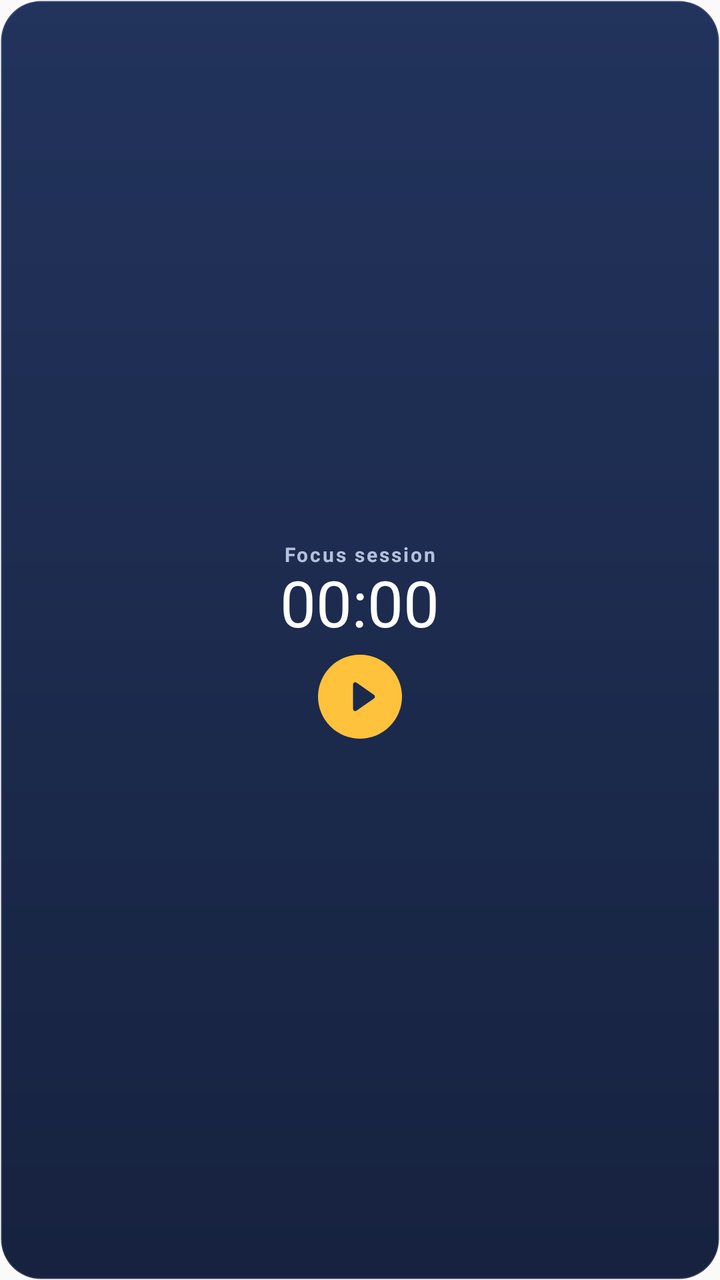
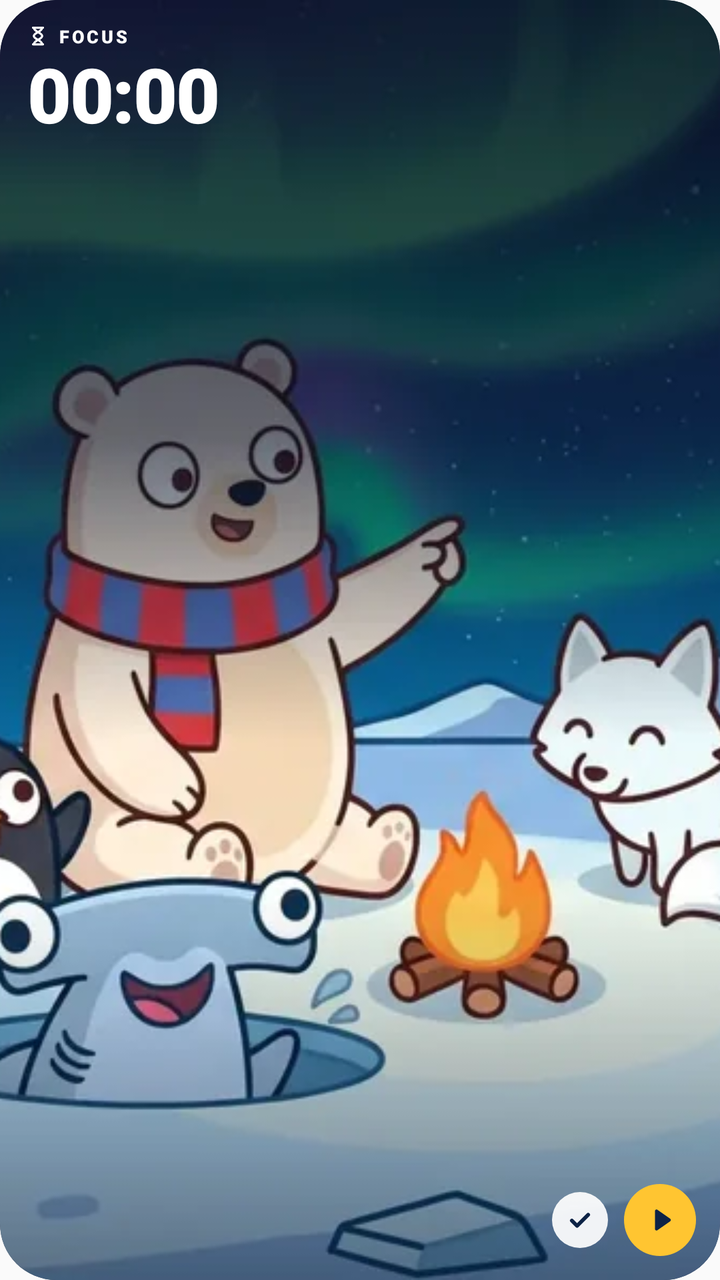

Before-and-after screenshots of an Android layout around one commit, followed by the original layout XML and the change that was made.
<!-- AndroidManifest.xml: another module's application theme AppTheme -->
<!-- res/layout/fp_widget_small.xml -->
<?xml version="1.0" encoding="utf-8"?>
<LinearLayout xmlns:android="http://schemas.android.com/apk/res/android"
    android:id="@+id/fp_card"
    android:layout_width="match_parent"
    android:layout_height="match_parent"
    android:background="@drawable/fp_card_dark"
    android:gravity="center"
    android:orientation="vertical"
    android:padding="10dp">

    <TextView
        android:id="@+id/fp_mode"
        android:layout_width="wrap_content"
        android:layout_height="wrap_content"
        android:letterSpacing="0.1"
        android:maxLines="1"
        android:text="@string/fp_mode_study"
        android:textColor="#CCDCE6FF"
        android:textSize="10sp"
        android:textStyle="bold" />

    <Chronometer
        android:id="@+id/fp_time"
        style="@style/FpTime"
        android:layout_width="wrap_content"
        android:layout_height="wrap_content"
        android:includeFontPadding="false"
        android:textColor="#FFFFFFFF"
        android:textSize="32sp" />

    <ImageButton
        android:id="@+id/fp_toggle"
        android:layout_width="42dp"
        android:layout_height="42dp"
        android:layout_marginTop="6dp"
        android:background="@drawable/fp_btn_main"
        android:contentDescription="@string/fp_start"
        android:padding="10dp"
        android:scaleType="fitCenter"
        android:src="@drawable/fp_ic_play" />
</LinearLayout>
<!-- resources referenced by this layout -->
<resources>
  <!-- drawable fp_btn_main (drawable) -->
  <?xml version="1.0" encoding="utf-8"?>
  <shape xmlns:android="http://schemas.android.com/apk/res/android" android:shape="oval">
      <solid android:color="#FFFFC23D" />
  </shape>
  <!-- drawable fp_card_dark (drawable) -->
  <?xml version="1.0" encoding="utf-8"?>
  <shape xmlns:android="http://schemas.android.com/apk/res/android" android:shape="rectangle">
      <corners android:radius="20dp" />
      <gradient android:angle="270" android:startColor="#FF22335C" android:endColor="#FF16223F" />
      <stroke android:width="1dp" android:color="#26FFFFFF" />
  </shape>
  <!-- drawable fp_ic_play (drawable) -->
  <?xml version="1.0" encoding="utf-8"?>
  <vector xmlns:android="http://schemas.android.com/apk/res/android"
      android:width="24dp" android:height="24dp" android:viewportWidth="24" android:viewportHeight="24">
      <path android:fillColor="#FF1B2A4A" android:pathData="M8.2 5.3a1.2 1.2 0 0 1 1.8-1l9.6 6.7a1.2 1.2 0 0 1 0 2L10 19.7a1.2 1.2 0 0 1-1.8-1z" />
  </vector>
  <string name="fp_mode_study">Focus session</string>
  <string name="fp_start">Start</string>
  <style name="FpTime">
          <item name="android:fontFamily">sans-serif-black</item>
      </style>
  <style name="AppTheme" parent="Theme.AppCompat.Light.DarkActionBar">
          
          <item name="colorPrimary">@color/colorPrimary</item>
          <item name="colorPrimaryDark">@color/colorPrimaryDark</item>
          <item name="colorAccent">@color/colorAccent</item>
      </style>
</resources>

<!-- the commit's change to res/layout/fp_widget_small.xml (unified diff, before → after) -->
@@ -1,41 +1,95 @@
 <?xml version="1.0" encoding="utf-8"?>
-<LinearLayout xmlns:android="http://schemas.android.com/apk/res/android"
-    android:id="@+id/fp_card"
+<FrameLayout xmlns:android="http://schemas.android.com/apk/res/android"
+    android:id="@android:id/background"
     android:layout_width="match_parent"
     android:layout_height="match_parent"
-    android:background="@drawable/fp_card_dark"
-    android:gravity="center"
-    android:orientation="vertical"
-    android:padding="10dp">
+    android:background="@drawable/fp_widget_frame"
+    android:clipToOutline="true">
 
-    <TextView
-        android:id="@+id/fp_mode"
+    <ImageView
+        android:id="@+id/fp_art"
+        android:layout_width="match_parent"
+        android:layout_height="match_parent"
+        android:contentDescription="@string/fp_widget_small"
+        android:scaleType="centerCrop"
+        android:src="@drawable/fp_widget_art_small" />
+
+    <LinearLayout
+        android:layout_width="match_parent"
+        android:layout_height="wrap_content"
+        android:orientation="vertical"
+        android:paddingStart="14dp"
+        android:paddingTop="12dp"
+        android:paddingEnd="12dp">
+
+        <LinearLayout
+            android:layout_width="wrap_content"
+            android:layout_height="wrap_content"
+            android:gravity="center_vertical"
+            android:orientation="horizontal">
+
+            <ImageView
+                android:id="@+id/fp_mode_icon"
+                android:layout_width="10dp"
+                android:layout_height="10dp"
+                android:importantForAccessibility="no"
+                android:src="@drawable/fp_ic_hourglass" />
+
+            <TextView
+                android:id="@+id/fp_mode"
+                style="@style/FpMode"
+                android:layout_width="wrap_content"
+                android:layout_height="wrap_content"
+                android:layout_marginStart="5dp"
+                android:text="@string/fp_short_study"
+                android:textAllCaps="true"
+                android:textSize="9sp" />
+        </LinearLayout>
+
+        <Chronometer
+            android:id="@+id/fp_time"
+            style="@style/FpTime"
+            android:layout_width="wrap_content"
+            android:layout_height="wrap_content"
+            android:layout_marginTop="2dp"
+            android:textSize="38sp" />
+
+        <ImageView
+            android:id="@+id/fp_bar"
+            android:layout_width="96dp"
+            android:layout_height="5dp"
+            android:layout_marginTop="6dp"
+            android:importantForAccessibility="no"
+            android:scaleType="fitXY" />
+    </LinearLayout>
+
+    <LinearLayout
         android:layout_width="wrap_content"
         android:layout_height="wrap_content"
-        android:letterSpacing="0.1"
-        android:maxLines="1"
-        android:text="@string/fp_mode_study"
-        android:textColor="#CCDCE6FF"
-        android:textSize="10sp"
-        android:textStyle="bold" />
+        android:layout_gravity="bottom|end"
+        android:layout_margin="12dp"
+        android:gravity="center_vertical"
+        android:orientation="horizontal">
 
-    <Chronometer
-        android:id="@+id/fp_time"
-        style="@style/FpTime"
-        android:layout_width="wrap_content"
-        android:layout_height="wrap_content"
-        android:includeFontPadding="false"
-        android:textColor="#FFFFFFFF"
-        android:textSize="32sp" />
+        <ImageButton
+            android:id="@+id/fp_finish"
+            android:layout_width="28dp"
+            android:layout_height="28dp"
+            android:background="@drawable/fp_btn_white_soft"
+            android:contentDescription="@string/fp_finish"
+            android:padding="7dp"
+            android:scaleType="fitCenter"
+            android:src="@drawable/fp_ic_check_navy" />
 
-    <ImageButton
-        android:id="@+id/fp_toggle"
-        android:layout_width="42dp"
-        android:layout_height="42dp"
-        android:layout_marginTop="6dp"
-        android:background="@drawable/fp_btn_main"
-        android:contentDescription="@string/fp_start"
-        android:padding="10dp"
-        android:scaleType="fitCenter"
-        android:src="@drawable/fp_ic_play" />
-</LinearLayout>
+        <ImageButton
+            android:id="@+id/fp_toggle"
+            android:layout_width="36dp"
+            android:layout_height="36dp"
+            android:layout_marginStart="8dp"
+            android:background="@drawable/fp_btn_gold"
+            android:contentDescription="@string/fp_start"
+            android:padding="10dp"
+            android:scaleType="fitCenter"
+            android:src="@drawable/fp_ic_play" />
+    </LinearLayout>
+</FrameLayout>
<!-- resource entries referenced after the edit -->
@@ -1,27 +1,65 @@
 <!-- resources referenced by this layout -->
 <resources>
-  <!-- drawable fp_btn_main (drawable) -->
+  <!-- drawable fp_btn_gold (drawable) -->
   <?xml version="1.0" encoding="utf-8"?>
-  <shape xmlns:android="http://schemas.android.com/apk/res/android" android:shape="oval">
-      <solid android:color="#FFFFC23D" />
-  </shape>
-  <!-- drawable fp_card_dark (drawable) -->
+  <ripple xmlns:android="http://schemas.android.com/apk/res/android" android:color="#26000000">
+      <item>
+          <shape android:shape="oval">
+              <solid android:color="#FFFFC531" />
+          </shape>
+      </item>
+  </ripple>
+  <!-- drawable fp_btn_white_soft (drawable) -->
   <?xml version="1.0" encoding="utf-8"?>
-  <shape xmlns:android="http://schemas.android.com/apk/res/android" android:shape="rectangle">
-      <corners android:radius="20dp" />
-      <gradient android:angle="270" android:startColor="#FF22335C" android:endColor="#FF16223F" />
-      <stroke android:width="1dp" android:color="#26FFFFFF" />
-  </shape>
+  <ripple xmlns:android="http://schemas.android.com/apk/res/android" android:color="#26000000">
+      <item>
+          <shape android:shape="oval">
+              <solid android:color="#EBFFFFFF" />
+          </shape>
+      </item>
+  </ripple>
+  <!-- drawable fp_ic_check_navy (drawable) -->
+  <?xml version="1.0" encoding="utf-8"?>
+  <vector xmlns:android="http://schemas.android.com/apk/res/android"
+      android:width="24dp" android:height="24dp" android:viewportWidth="24" android:viewportHeight="24">
+      <path android:strokeColor="#FF0D2346" android:strokeWidth="3.2" android:strokeLineCap="round" android:strokeLineJoin="round" android:fillColor="#00000000" android:pathData="M5 12.5l4.5 4.5L19 7.5" />
+  </vector>
+  <!-- drawable fp_ic_hourglass (drawable) -->
+  <?xml version="1.0" encoding="utf-8"?>
+  <vector xmlns:android="http://schemas.android.com/apk/res/android"
+      android:width="24dp" android:height="24dp" android:viewportWidth="24" android:viewportHeight="24">
+      <path android:strokeColor="#FFFFFFFF" android:strokeWidth="2.6" android:strokeLineCap="round" android:strokeLineJoin="round" android:fillColor="#00000000" android:pathData="M6 2h12M6 22h12M7 2c0 5 10 6 10 10S7 17 7 22M17 2c0 5-10 6-10 10s10 5 10 10" />
+  </vector>
   <!-- drawable fp_ic_play (drawable) -->
   <?xml version="1.0" encoding="utf-8"?>
   <vector xmlns:android="http://schemas.android.com/apk/res/android"
       android:width="24dp" android:height="24dp" android:viewportWidth="24" android:viewportHeight="24">
-      <path android:fillColor="#FF1B2A4A" android:pathData="M8.2 5.3a1.2 1.2 0 0 1 1.8-1l9.6 6.7a1.2 1.2 0 0 1 0 2L10 19.7a1.2 1.2 0 0 1-1.8-1z" />
+      <path android:fillColor="#FF0D2346" android:pathData="M8.2 5.3a1.2 1.2 0 0 1 1.8-1l9.6 6.7a1.2 1.2 0 0 1 0 2L10 19.7a1.2 1.2 0 0 1-1.8-1z" />
   </vector>
-  <string name="fp_mode_study">Focus session</string>
+  <!-- drawable fp_widget_art_small: webp bitmap (drawable-nodpi, 27814 bytes) -->
+  <!-- drawable fp_widget_frame (drawable) -->
+  <?xml version="1.0" encoding="utf-8"?>
+  <shape xmlns:android="http://schemas.android.com/apk/res/android" android:shape="rectangle">
+      <corners android:radius="@dimen/fp_widget_radius" />
+      <solid android:color="#FF0D1A36" />
+  </shape>
+  <string name="fp_finish">Finish and save</string>
+  <string name="fp_short_study">Focus</string>
   <string name="fp_start">Start</string>
+  <string name="fp_widget_small">FrostPom mini</string>
+  <style name="FpMode">
+          <item name="android:fontFamily">sans-serif-black</item>
+          <item name="android:letterSpacing">0.14</item>
+          <item name="android:textColor">#FFFFFFFF</item>
+          <item name="android:maxLines">1</item>
+          <item name="android:ellipsize">end</item>
+      </style>
   <style name="FpTime">
           <item name="android:fontFamily">sans-serif-black</item>
+          <item name="android:includeFontPadding">false</item>
+          <item name="android:letterSpacing">-0.02</item>
+          <item name="android:textColor">#FFFFFFFF</item>
+          <item name="android:maxLines">1</item>
       </style>
   <style name="AppTheme" parent="Theme.AppCompat.Light.DarkActionBar">
           
@@ -29,5 +67,6 @@
           <item name="colorPrimaryDark">@color/colorPrimaryDark</item>
           <item name="colorAccent">@color/colorAccent</item>
       </style>
+  <dimen name="fp_widget_radius">24dp</dimen>
 </resources>
 
